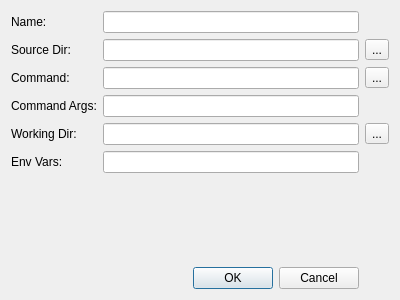
The window that MainWindow/SetupDebug.ui (towel42-com/vsprojmaker) describes before a commit, drawn with Qt 5.
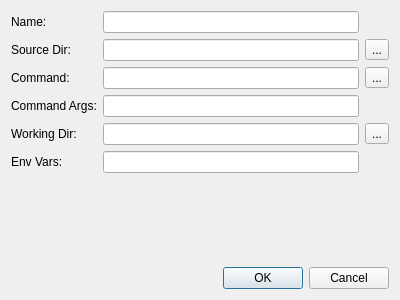
The same window after the commit.

The edit to the form file:
```diff
--- a/MainWindow/SetupDebug.ui
+++ b/MainWindow/SetupDebug.ui
@@ -34,16 +34,6 @@
      </property>
     </widget>
    </item>
-   <item row="8" column="0" colspan="2">
-    <widget class="QDialogButtonBox" name="buttonBox">
-     <property name="orientation">
-      <enum>Qt::Horizontal</enum>
-     </property>
-     <property name="standardButtons">
-      <set>QDialogButtonBox::Cancel|QDialogButtonBox::Ok</set>
-     </property>
-    </widget>
-   </item>
    <item row="2" column="2">
     <widget class="QToolButton" name="selectCmdBtn">
      <property name="text">
@@ -118,6 +108,16 @@
      </property>
     </widget>
    </item>
+   <item row="8" column="0" colspan="3">
+    <widget class="QDialogButtonBox" name="buttonBox">
+     <property name="orientation">
+      <enum>Qt::Horizontal</enum>
+     </property>
+     <property name="standardButtons">
+      <set>QDialogButtonBox::Cancel|QDialogButtonBox::Ok</set>
+     </property>
+    </widget>
+   </item>
   </layout>
  </widget>
  <tabstops>
```
